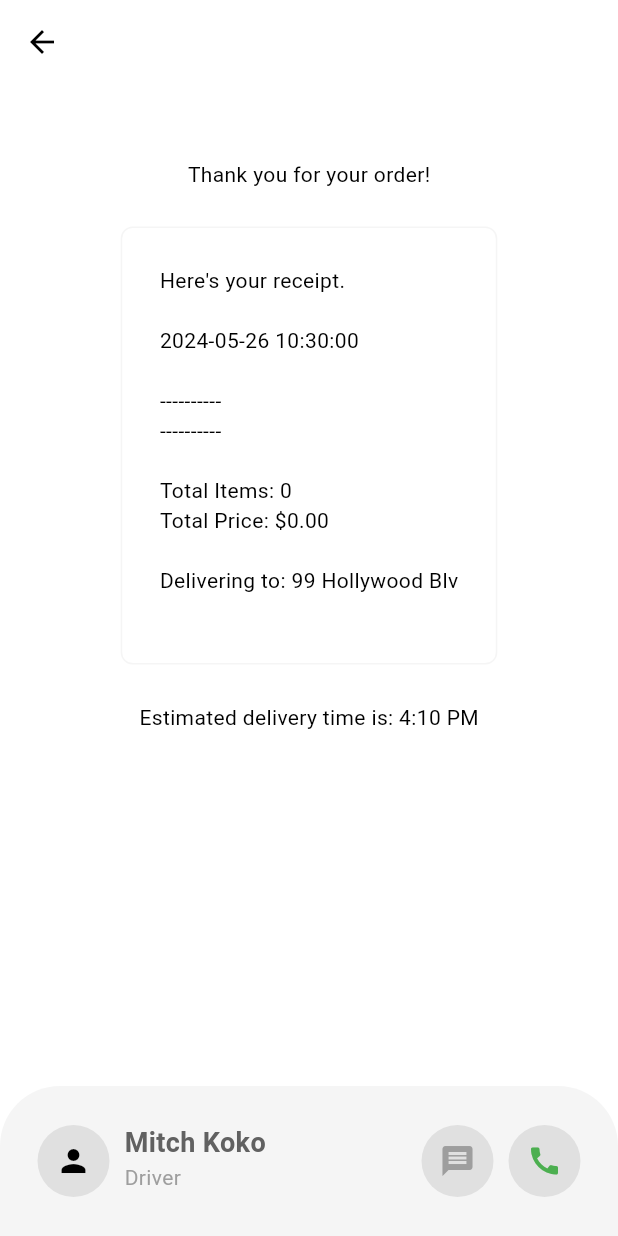
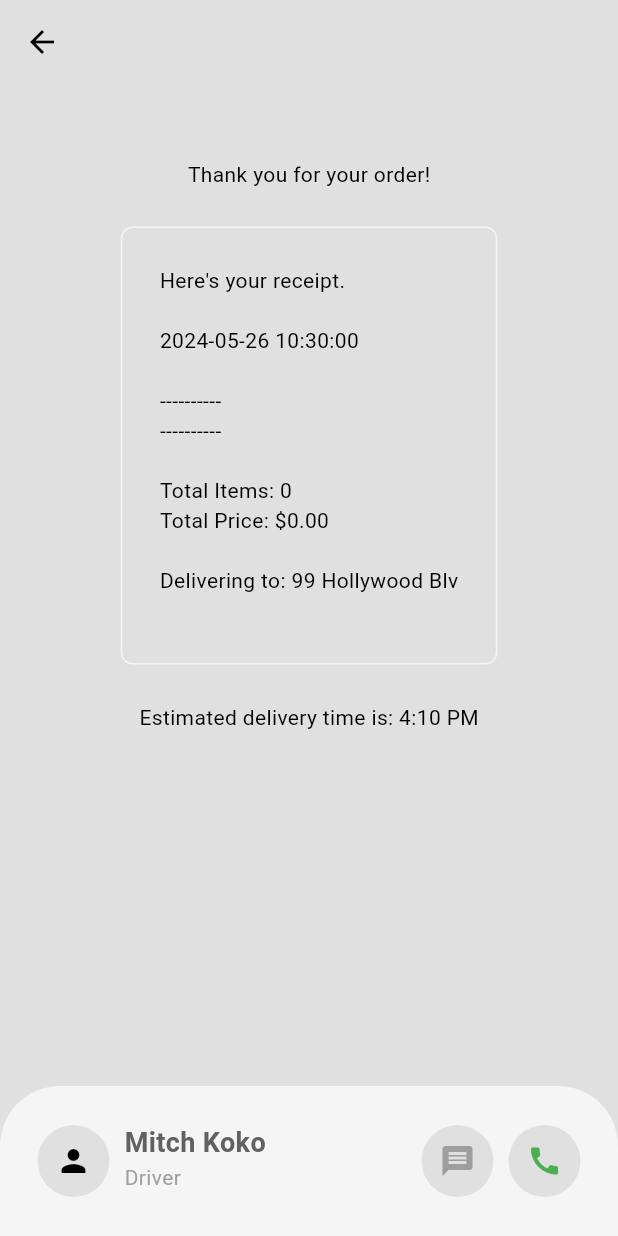
Before and after one commit to YongXianShen/GitExercise-TT3L-08, a Flutter app: the DeliveryProgressPage screen opened directly, on a phone screen of 412 x 824 dp. Run offline on Flutter 3.47's test engine with Material 3 defaults, Android fonts, the phone set to English and light mode, and no system bars; our stand-ins replace cloud_firestore, connectivity_plus, firebase_auth, firebase_core, firebase_database, flutter_credit_card and 3 more; accounts and stored records are empty.

```diff
--- a/lib/food/components/my_drawer.dart
+++ b/lib/food/components/my_drawer.dart
@@ -9,7 +9,7 @@ class MyDrawer extends StatelessWidget {
   @override
   Widget build(BuildContext context) {
     return Drawer(
-      backgroundColor: Theme.of(context).colorScheme.background,
+      backgroundColor: Theme.of(context).colorScheme.surface,
       child: Column(
         children: [
           //app logo
--- a/lib/food/components/my_quantity_selected.dart
+++ b/lib/food/components/my_quantity_selected.dart
@@ -20,7 +20,7 @@ class QuantitySelector extends StatelessWidget {
   Widget build(BuildContext context) {
     return Container(
       decoration: BoxDecoration(
-        color: Theme.of(context).colorScheme.background,
+        color: Theme.of(context).colorScheme.surface,
         borderRadius: BorderRadius.circular(50),
       ),
       padding: const EdgeInsets.all(8),
--- a/lib/food/components/my_sliver_app_bar.dart
+++ b/lib/food/components/my_sliver_app_bar.dart
@@ -29,7 +29,7 @@ class MySliverAppBar extends StatelessWidget {
           icon: const Icon(Icons.shopping_cart),
         )
       ],
-      backgroundColor: Theme.of(context).colorScheme.background,
+      backgroundColor: Theme.of(context).colorScheme.surface,
       foregroundColor: Theme.of(context).colorScheme.inversePrimary,
       title: const Text("MMU Taste Restaurant"),
       flexibleSpace: FlexibleSpaceBar(
@@ -41,7 +41,9 @@ class MySliverAppBar extends StatelessWidget {
         centerTitle: true,
         titlePadding: const EdgeInsets.only(left: 0, right: 0, top: 0),
         expandedTitleScale: 1,
+
       ),
+      automaticallyImplyLeading: false,
     );
   }
 }
--- a/lib/food/pages/delivery_progress.dart
+++ b/lib/food/pages/delivery_progress.dart
@@ -57,7 +57,7 @@ class _DeliveryProgressPageState extends State<DeliveryProgressPage> {
           // profile pic of driver
           Container(
             decoration: BoxDecoration(
-              color: Theme.of(context).colorScheme.background,
+              color: Theme.of(context).colorScheme.surface,
               shape: BoxShape.circle,
             ),
             child: IconButton(
@@ -95,7 +95,7 @@ class _DeliveryProgressPageState extends State<DeliveryProgressPage> {
               // message button
               Container(
             decoration: BoxDecoration(
-              color: Theme.of(context).colorScheme.background,
+              color: Theme.of(context).colorScheme.surface,
               shape: BoxShape.circle,
             ),
             child: IconButton(
@@ -110,7 +110,7 @@ class _DeliveryProgressPageState extends State<DeliveryProgressPage> {
               //call button
               Container(
             decoration: BoxDecoration(
-              color: Theme.of(context).colorScheme.background,
+              color: Theme.of(context).colorScheme.surface,
               shape: BoxShape.circle,
             ),
             child: IconButton(
--- a/lib/food/pages/home_page.dart
+++ b/lib/food/pages/home_page.dart
@@ -62,7 +62,6 @@ class _HomePageState extends State<HomePage> with SingleTickerProviderStateMixin
   @override
   Widget build(BuildContext context) {
     return Scaffold(
-      drawer: const MyDrawer(),
       body: NestedScrollView(
         headerSliverBuilder: (context, innerBoxIsScrolled) => [
           MySliverAppBar(
@@ -82,6 +81,7 @@ class _HomePageState extends State<HomePage> with SingleTickerProviderStateMixin
                 const MyDescriptionBox(),
               ],
             ),
+
           ),
         ],
         body: Consumer<Restaurant>(
@@ -90,6 +90,7 @@ class _HomePageState extends State<HomePage> with SingleTickerProviderStateMixin
             children: getFoodInThisCategory(restaurant.menu),
             ),
           ),
+
           ),
 
 
--- a/lib/food/pages/payment_page.dart
+++ b/lib/food/pages/payment_page.dart
@@ -64,7 +64,7 @@ class _PaymentPageState extends State<PaymentPage> {
   @override
   Widget build(BuildContext context) {
     return Scaffold(
-      backgroundColor: Theme.of(context).colorScheme.background,
+      backgroundColor: Theme.of(context).colorScheme.surface,
       appBar: AppBar(
         backgroundColor: Colors.transparent,
         foregroundColor: Theme.of(context).colorScheme.inversePrimary,
--- a/lib/food/pages/settings_page.dart
+++ b/lib/food/pages/settings_page.dart
@@ -11,9 +11,9 @@ class SettingsPage extends StatelessWidget {
     return Scaffold(
       appBar: AppBar(
         title: const Text("Settings"),
-        backgroundColor: Theme.of(context).colorScheme.background,
+        backgroundColor: Theme.of(context).colorScheme.surface,
       ),
-      backgroundColor: Theme.of(context).colorScheme.background,
+      backgroundColor: Theme.of(context).colorScheme.surface,
       body: Column(
         children: [
           Container(
--- a/lib/food/themes/dark_mode.dart
+++ b/lib/food/themes/dark_mode.dart
@@ -2,7 +2,7 @@ import 'package:flutter/material.dart';
 
 ThemeData darkMode = ThemeData(
   colorScheme: ColorScheme.dark(
-    background: const Color.fromARGB(255, 20, 20, 20),
+    surface: const Color.fromARGB(255, 20, 20, 20),
     primary: const Color.fromARGB(255, 122, 122, 122),
     secondary: const Color.fromARGB(255, 30, 30, 30),
     tertiary: const Color.fromARGB(255, 47, 47, 47),
--- a/lib/food/themes/light_mode.dart
+++ b/lib/food/themes/light_mode.dart
@@ -2,7 +2,7 @@ import 'package:flutter/material.dart';
 
 ThemeData lightMode = ThemeData(
   colorScheme: ColorScheme.light(
-    background: Colors.grey.shade300,
+    surface: Colors.grey.shade300,
     primary: Colors.grey.shade500,
     secondary: Colors.grey.shade100,
     tertiary: Colors.white,
--- a/lib/homepage.dart
+++ b/lib/homepage.dart
@@ -1,5 +1,6 @@
 import 'package:flutter/material.dart' ;
 import 'package:mmusuperapp/chat.dart';
+import 'package:mmusuperapp/food/components/my_drawer.dart';
 import 'package:mmusuperapp/home.dart';
 import 'package:mmusuperapp/settings.dart';
 
@@ -10,6 +11,7 @@ class HomePage extends StatelessWidget {
   @override
   Widget build(BuildContext context) {
     return Scaffold(
+      drawer: const MyDrawer(),
       appBar: AppBar(
         title: const Text(
           'MMU SUPER APP',
@@ -20,9 +22,9 @@ class HomePage extends StatelessWidget {
           ),
         ),
         toolbarHeight: 120,
-        backgroundColor: Colors.blueAccent,
+        backgroundColor: Theme.of(context).colorScheme.surface,
         centerTitle:true,
-        automaticallyImplyLeading: false,
+
       ),
       body: const NavigationExample(),
 
```
Also changed, not shown: pubspec.lock.
